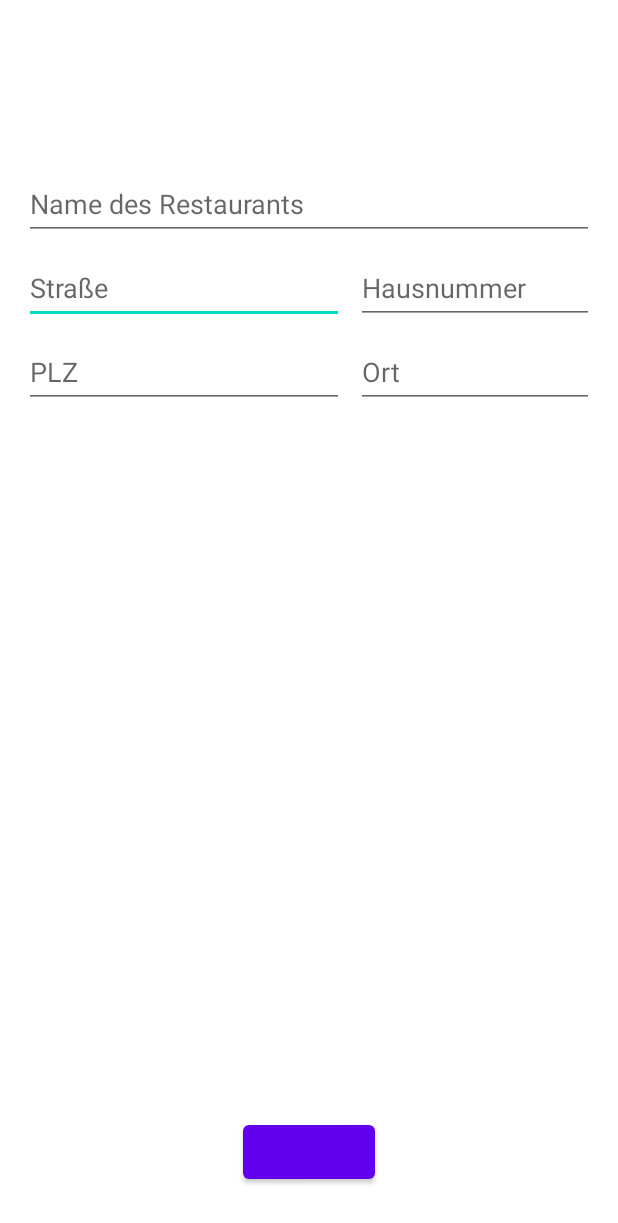
After one commit to jessy2t/tasty, an Android app: the RestaurantRegistration2 screen opened directly, with no data from a screen before it, on a phone screen of 412 x 824 dp. The commit adds this screen. Shown: the top 1223 px of the screen. Run offline under Robolectric (Android 15) with nearby library versions, the phone set to English and light mode, and no system bars.

Commit message:
RestaurantRegistration2
# Conflicts:
#	app/src/main/AndroidManifest.xml
#	app/src/main/res/values/strings.xml

```diff
--- a/app/src/main/AndroidManifest.xml
+++ b/app/src/main/AndroidManifest.xml
@@ -1,7 +1,6 @@
 <?xml version="1.0" encoding="utf-8"?>
 <manifest xmlns:android="http://schemas.android.com/apk/res/android"
           package="com.acme.tasty">
-
     <application
             android:allowBackup="true"
             android:icon="@mipmap/ic_launcher"
@@ -9,6 +8,9 @@
             android:roundIcon="@mipmap/ic_launcher_round"
             android:supportsRtl="true"
             android:theme="@style/Theme.Tasty">
+        <activity
+                android:name=".RestaurantRegistration2"
+                android:exported="false" />
         <activity
                 android:name=".ui.login.RestaurantLoginActivity"
                 android:exported="true"
@@ -49,5 +51,4 @@
             </intent-filter>
         </activity>
     </application>
-
 </manifest>
--- /dev/null
+++ b/app/src/main/java/com/acme/tasty/RestaurantRegistration2.kt
@@ -0,0 +1,11 @@
+package com.acme.tasty
+
+import android.os.Bundle
+import androidx.appcompat.app.AppCompatActivity
+
+class RestaurantRegistration2 : AppCompatActivity() {
+    override fun onCreate(savedInstanceState: Bundle?) {
+        super.onCreate(savedInstanceState)
+        setContentView(R.layout.activity_restaurant_registration2)
+    }
+}
--- /dev/null
+++ b/app/src/main/res/layout/activity_restaurant_registration2.xml
@@ -0,0 +1,111 @@
+<?xml version="1.0" encoding="utf-8"?>
+<android.support.constraint.ConstraintLayout xmlns:android="http://schemas.android.com/apk/res/android"
+    xmlns:app="http://schemas.android.com/apk/res-auto"
+    xmlns:tools="http://schemas.android.com/tools"
+    android:layout_width="match_parent"
+    android:layout_height="match_parent"
+    android:paddingLeft="@dimen/activity_horizontal_margin"
+    android:paddingTop="@dimen/activity_vertical_margin"
+    android:paddingRight="@dimen/activity_horizontal_margin"
+    android:paddingBottom="@dimen/activity_vertical_margin"
+    tools:context=".RestaurantRegistration2">
+
+    <EditText
+        android:id="@+id/straße"
+        android:layout_width="0dp"
+        android:layout_height="wrap_content"
+        android:layout_marginTop="8dp"
+        android:autofillHints=""
+        android:ems="10"
+        android:hint="@string/stra_e"
+        android:inputType="textPersonName"
+        android:minHeight="48dp"
+        app:layout_constraintStart_toStartOf="parent"
+        app:layout_constraintTop_toBottomOf="@+id/nameDesRestaurants"
+        tools:text="Straße" />
+
+    <EditText
+        android:id="@+id/nameDesRestaurants"
+        android:layout_width="0dp"
+        android:layout_height="wrap_content"
+        android:layout_marginTop="96dp"
+        android:autofillHints=""
+        android:ems="10"
+        android:hint="@string/name_des_restaurants"
+        android:inputType="textPersonName"
+        android:minHeight="48dp"
+        app:layout_constraintEnd_toEndOf="parent"
+        app:layout_constraintHorizontal_bias="1.0"
+        app:layout_constraintStart_toStartOf="parent"
+        app:layout_constraintTop_toTopOf="parent"
+        tools:text="Name des Restaurants" />
+
+    <EditText
+        android:id="@+id/hausnummer"
+        android:layout_width="0dp"
+        android:layout_height="wrap_content"
+        android:layout_marginStart="8dp"
+        android:autofillHints=""
+        android:ems="10"
+        android:hint="@string/hausnummer"
+        android:inputType="textPersonName"
+        android:minHeight="48dp"
+        app:layout_constraintBottom_toBottomOf="@+id/straße"
+        app:layout_constraintEnd_toEndOf="parent"
+        app:layout_constraintStart_toEndOf="@+id/straße"
+        tools:text="Hausnummer" />
+
+    <EditText
+        android:id="@+id/plz"
+        android:layout_width="0dp"
+        android:layout_height="wrap_content"
+        android:layout_marginTop="8dp"
+        android:autofillHints=""
+        android:ems="10"
+        android:hint="@string/plz"
+        android:inputType="textPersonName"
+        android:minHeight="48dp"
+        app:layout_constraintStart_toStartOf="parent"
+        app:layout_constraintTop_toBottomOf="@+id/straße"
+        tools:text="PLZ" />
+
+    <EditText
+        android:id="@+id/ort"
+        android:layout_width="0dp"
+        android:layout_height="wrap_content"
+        android:layout_marginStart="8dp"
+        android:autofillHints=""
+        android:ems="10"
+        android:hint="@string/ort"
+        android:inputType="textPersonName"
+        android:minHeight="48dp"
+        app:layout_constraintBottom_toBottomOf="@+id/plz"
+        app:layout_constraintEnd_toEndOf="parent"
+        app:layout_constraintHorizontal_bias="1.0"
+        app:layout_constraintStart_toEndOf="@+id/plz"
+        tools:text="Ort" />
+
+    <ListView
+        android:id="@+id/restaurantInfoList"
+        android:layout_width="0dp"
+        android:layout_height="0dp"
+        android:layout_marginStart="16dp"
+        android:layout_marginTop="16dp"
+        android:layout_marginEnd="16dp"
+        android:layout_marginBottom="8dp"
+        app:layout_constraintBottom_toTopOf="@+id/speichernUndWeiter"
+        app:layout_constraintEnd_toEndOf="parent"
+        app:layout_constraintStart_toStartOf="parent"
+        app:layout_constraintTop_toBottomOf="@+id/plz" />
+
+    <Button
+        android:id="@+id/speichernUndWeiter"
+        android:layout_width="wrap_content"
+        android:layout_height="wrap_content"
+        android:layout_marginBottom="16dp"
+        app:layout_constraintBottom_toBottomOf="parent"
+        app:layout_constraintEnd_toEndOf="parent"
+        app:layout_constraintStart_toStartOf="parent"
+        tools:text="Speichern und weiter" />
+
+</android.support.constraint.ConstraintLayout>
--- a/app/src/main/res/values/strings.xml
+++ b/app/src/main/res/values/strings.xml
@@ -29,7 +29,6 @@
     <string name="customer_order_confirmation_title">Auftragsbestätigung</string>
     <string name="ok_label">OK</string>
     <string name="suggestion_title">TASTY Empfehlung</string>
-    <!-- TODO: Remove or change this placeholder text -->
     <string name="hello_blank_fragment">Hello blank fragment</string>
     <string name="restaurant_name">Tonys Tacos</string>
     <string name="restaurant_address_streetNumber">Straße 1</string>
@@ -58,4 +57,9 @@
     </string>
     <string name="rating_title_2">inakzeptable lieferdauer :(</string>
     <string name="rating_title_3">unfreundliche Bedienung</string>
+    <string name="name_des_restaurants">Name des Restaurants</string>
+    <string name="stra_e">Straße</string>
+    <string name="hausnummer">Hausnummer</string>
+    <string name="ort">Ort</string>
+    <string name="plz">PLZ</string>
 </resources>
--- a/build.gradle
+++ b/build.gradle
@@ -6,7 +6,7 @@ buildscript {
     }
     dependencies {
         classpath "com.android.tools.build:gradle:7.0.0"
-        classpath "org.jetbrains.kotlin:kotlin-gradle-plugin:1.6.20"
+        classpath 'org.jetbrains.kotlin:kotlin-gradle-plugin:1.6.21'
 
         // NOTE: Do not place your application dependencies here; they belong
         // in the individual module build.gradle files
```
